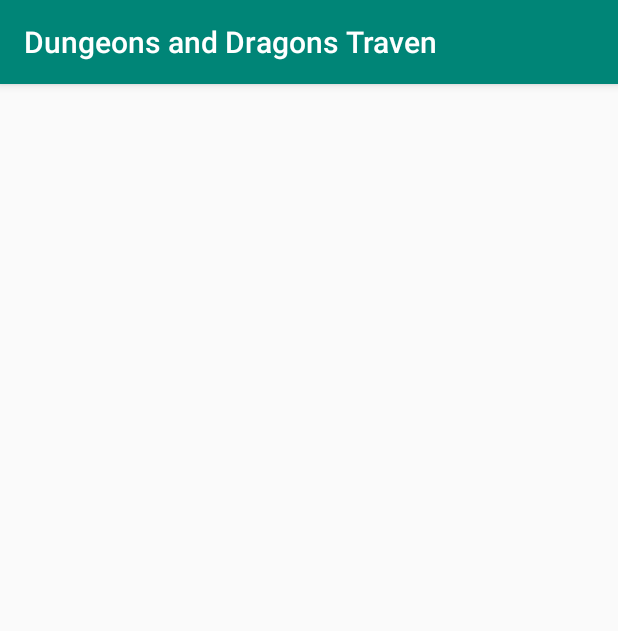
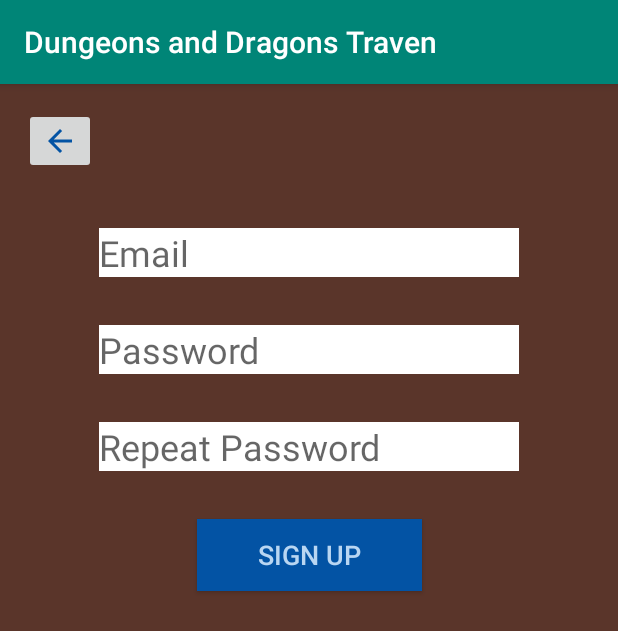
Before and after one commit to NPDoiron/Project-and-Portfolio-6, an Android app: the fragment SignUpFrag shown on its own in the app's theme, on a phone screen of 412 x 824 dp. Shown: the top 631 px of the screen. Run offline under Robolectric (Android 15) with nearby library versions, the phone set to English and light mode, and no system bars; Roboto replaces fonts that are not available here.

Commit message:
Finish - Finished Sign Up layout

```diff
--- /dev/null
+++ b/DungeonsandDragonsTraven/app/src/main/res/drawable/ic_arrow_back24dp.xml
@@ -0,0 +1,5 @@
+<vector android:height="24dp" android:tint="#0353A4"
+    android:viewportHeight="24.0" android:viewportWidth="24.0"
+    android:width="24dp" xmlns:android="http://schemas.android.com/apk/res/android">
+    <path android:fillColor="#FF000000" android:pathData="M20,11H7.83l5.59,-5.59L12,4l-8,8 8,8 1.41,-1.41L7.83,13H20v-2z"/>
+</vector>
--- a/DungeonsandDragonsTraven/app/src/main/res/layout/sign_up_screen.xml
+++ b/DungeonsandDragonsTraven/app/src/main/res/layout/sign_up_screen.xml
@@ -1,6 +1,80 @@
 <?xml version="1.0" encoding="utf-8"?>
-<LinearLayout xmlns:android="http://schemas.android.com/apk/res/android"
-    android:orientation="vertical" android:layout_width="match_parent"
-    android:layout_height="match_parent">
+<androidx.constraintlayout.widget.ConstraintLayout xmlns:android="http://schemas.android.com/apk/res/android"
+    xmlns:app="http://schemas.android.com/apk/res-auto"
+    xmlns:tools="http://schemas.android.com/tools"
+    android:id="@+id/SignUpScreen"
+    android:layout_width="match_parent"
+    android:layout_height="match_parent"
+    android:background="#5A352A"
+    android:orientation="vertical">
 
-</LinearLayout>
+    <Button
+        android:id="@+id/button"
+        android:layout_width="150dp"
+        android:layout_height="wrap_content"
+        android:layout_marginTop="32dp"
+        android:background="#0353A4"
+        android:text="@string/sign_up"
+        android:textColor="#B9D6F2"
+        android:textSize="18sp"
+        app:layout_constraintEnd_toEndOf="parent"
+        app:layout_constraintStart_toStartOf="parent"
+        app:layout_constraintTop_toBottomOf="@+id/signRepeatPassText" />
+
+    <EditText
+        android:id="@+id/signEmailText"
+        android:layout_width="wrap_content"
+        android:layout_height="wrap_content"
+        android:layout_marginTop="36dp"
+        android:background="@android:color/white"
+        android:ems="10"
+        android:hint="@string/email"
+        android:inputType="textEmailAddress"
+        android:textSize="24sp"
+        app:layout_constraintEnd_toEndOf="parent"
+        app:layout_constraintStart_toStartOf="parent"
+        app:layout_constraintTop_toBottomOf="@+id/signBackBtn"
+        android:importantForAutofill="no" />
+
+    <EditText
+        android:id="@+id/signPassText"
+        android:layout_width="0dp"
+        android:layout_height="wrap_content"
+        android:layout_marginTop="32dp"
+        android:background="@android:color/white"
+        android:ems="10"
+        android:hint="@string/password"
+        android:inputType="textPassword"
+        android:textSize="24sp"
+        app:layout_constraintEnd_toEndOf="@+id/signEmailText"
+        app:layout_constraintStart_toStartOf="@+id/signEmailText"
+        app:layout_constraintTop_toBottomOf="@+id/signEmailText"
+        android:importantForAutofill="no" />
+
+    <EditText
+        android:id="@+id/signRepeatPassText"
+        android:layout_width="0dp"
+        android:layout_height="wrap_content"
+        android:layout_marginTop="32dp"
+        android:background="@android:color/white"
+        android:ems="10"
+        android:hint="@string/repeat_password"
+        android:inputType="textPassword"
+        android:textSize="24sp"
+        app:layout_constraintEnd_toEndOf="@+id/signPassText"
+        app:layout_constraintStart_toStartOf="@+id/signPassText"
+        app:layout_constraintTop_toBottomOf="@+id/signPassText"
+        android:importantForAutofill="no" />
+
+    <ImageButton
+        android:id="@+id/signBackBtn"
+        android:layout_width="wrap_content"
+        android:layout_height="wrap_content"
+        android:layout_marginStart="16dp"
+        android:layout_marginTop="16dp"
+        android:contentDescription="@string/back_button"
+        app:layout_constraintStart_toStartOf="parent"
+        app:layout_constraintTop_toTopOf="parent"
+        app:srcCompat="@drawable/ic_arrow_back24dp" />
+
+</androidx.constraintlayout.widget.ConstraintLayout>
--- a/DungeonsandDragonsTraven/app/src/main/res/values/strings.xml
+++ b/DungeonsandDragonsTraven/app/src/main/res/values/strings.xml
@@ -3,4 +3,8 @@
     <string name="dungeons_dragons_taverns"><![CDATA[Dungeons & Dragons Taverns]]></string>
     <string name="login">Login</string>
     <string name="sign_up">Sign Up</string>
+    <string name="back_button">back button</string>
+    <string name="email">Email</string>
+    <string name="password">Password</string>
+    <string name="repeat_password">Repeat Password</string>
 </resources>
```
